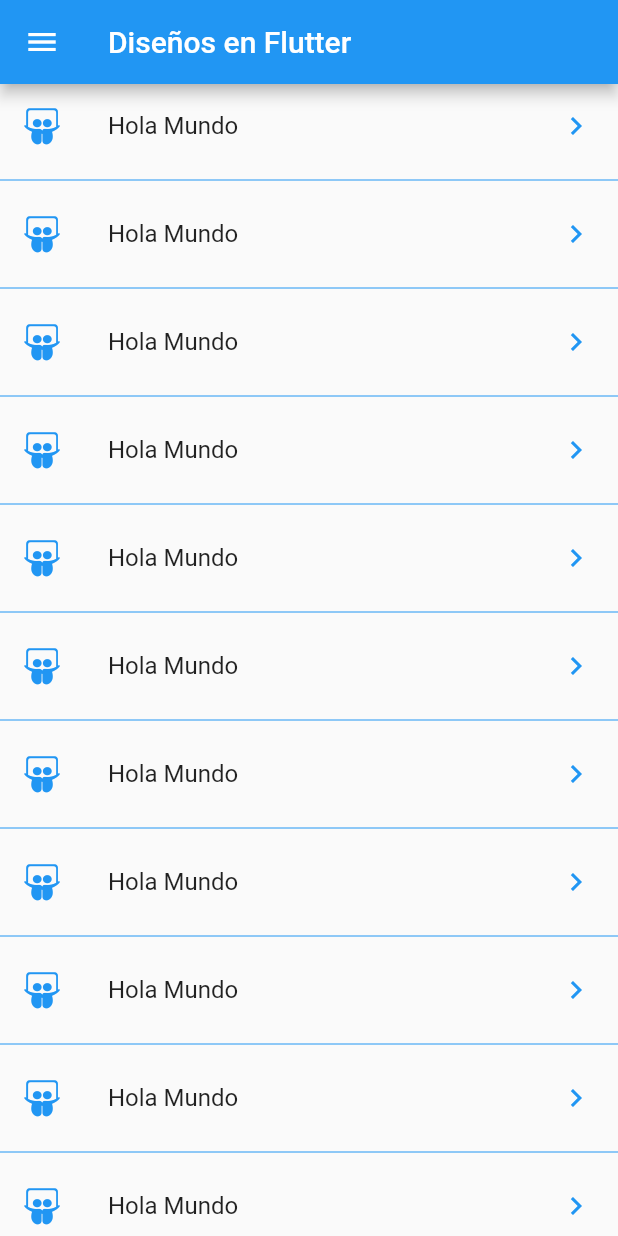
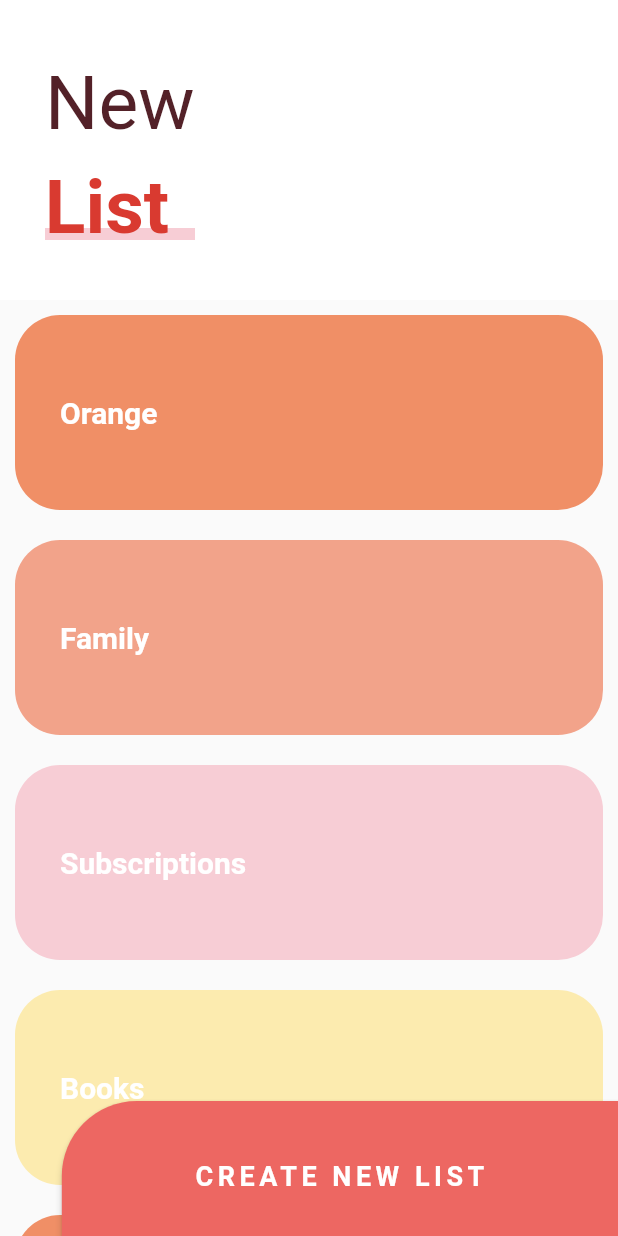
Before and after one commit to MarioAGtzC/Intermediate_Flutter, a Flutter app: the screen it shows after launch, on a phone screen of 412 x 824 dp. Run offline on Flutter 3.47's test engine with Material 2 defaults, Android fonts, the phone set to English and light mode, and no system bars; our stand-ins replace animate_do, font_awesome_flutter.

Commit message:
End of section 8

```diff
--- a/disenos_app/lib/main.dart
+++ b/disenos_app/lib/main.dart
@@ -1,10 +1,11 @@
 import 'package:flutter/material.dart';
 
-import 'package:disenos_app/src/pages/launcher_page.dart';
 // import 'package:disenos_app/src/pages/headers_page.dart';
+// import 'package:disenos_app/src/pages/launcher_page.dart';
 // import 'package:disenos_app/src/pages/pinterest_page.dart';
-// import 'package:disenos_app/src/pages/emergency_page.xdart';
+// import 'package:disenos_app/src/pages/emergency_page.dart';
 // import 'package:disenos_app/src/pages/animaciones_page.dart';
+import 'package:disenos_app/src/pages/sliver_list_page.dart';
 // import 'package:disenos_app/src/retos/cuadrado_animado_page.dart';
 // import 'package:disenos_app/src/pages/graficas_circulares_page.dart';
 
@@ -16,7 +17,7 @@ class MyApp extends StatelessWidget {
     return MaterialApp(
       debugShowCheckedModeBanner: false,
       title: 'Diseños App',
-      home: LauncherPage()
+      home: SliverListPage()
     );
   }
 }
--- /dev/null
+++ b/disenos_app/lib/src/pages/sliver_list_page.dart
@@ -0,0 +1,211 @@
+import 'dart:io';
+
+import 'package:flutter/material.dart';
+
+class SliverListPage extends StatelessWidget {
+  @override
+  Widget build(BuildContext context) {
+    return Scaffold(
+      body: Stack(
+        children: [
+          _MainScroll(),
+          Positioned(
+            bottom: -10,
+            right: 0,
+            child: _BotonNewList()
+          )
+        ],
+      )
+    );
+  }
+}
+
+class _BotonNewList extends StatelessWidget {
+  @override
+  Widget build(BuildContext context) {
+    final size = MediaQuery.of(context).size;
+
+    return ButtonTheme(
+      minWidth: size.width * 0.9,
+      height: 100,
+      child: RaisedButton(
+        onPressed: () {},
+        color: Color(0xffed6762),
+        shape: RoundedRectangleBorder(
+          borderRadius: BorderRadius.only(topLeft: Radius.circular(50))
+        ),
+        child: Text(
+          'CREATE NEW LIST',
+          style: TextStyle(
+            color: Colors.white,
+            fontSize: 18,
+            fontWeight: FontWeight.bold,
+            letterSpacing: 3
+          ),
+        ),
+      ),
+    );
+  }
+}
+
+class _MainScroll extends StatelessWidget {
+  final items = [
+    _ListItem( 'Orange', Color(0xffF08F66) ),
+    _ListItem( 'Family', Color(0xffF2A38A) ),
+    _ListItem( 'Subscriptions', Color(0xffF7CDD5) ),
+    _ListItem( 'Books', Color(0xffFCEBAF) ),
+    _ListItem( 'Orange', Color(0xffF08F66) ),
+    _ListItem( 'Family', Color(0xffF2A38A) ),
+    _ListItem( 'Subscriptions', Color(0xffF7CDD5) ),
+    _ListItem( 'Books', Color(0xffFCEBAF) ),
+    _ListItem( 'Orange', Color(0xffF08F66) ),
+    _ListItem( 'Family', Color(0xffF2A38A) ),
+    _ListItem( 'Subscriptions', Color(0xffF7CDD5) ),
+    _ListItem( 'Books', Color(0xffFCEBAF) ),
+    _ListItem( 'Orange', Color(0xffF08F66) ),
+    _ListItem( 'Family', Color(0xffF2A38A) ),
+    _ListItem( 'Subscriptions', Color(0xffF7CDD5) ),
+    _ListItem( 'Books', Color(0xffFCEBAF) ),
+  ];
+
+  @override
+  Widget build(BuildContext context) {
+    return CustomScrollView(
+      physics: BouncingScrollPhysics(),
+      slivers: [
+        // SliverAppBar(
+        //   floating: true,
+        //   elevation: 0,
+        //   backgroundColor: Colors.red,
+        //   title: Text('Hola'),
+        // ),
+        SliverPersistentHeader(
+          floating: true,
+          delegate: _SliverCustomHeaderDelegate(
+            minHeight: 170,
+            maxHeight: 200,
+            child: Container(
+              alignment: Alignment.centerLeft,
+              color: Colors.white,
+              child: _Titulo()
+            )
+          )
+        ),
+        SliverList(
+          delegate: SliverChildListDelegate([
+            ...items,
+            SizedBox(height: 100,)
+          ])
+        )
+      ],
+    );
+  }
+}
+
+class _SliverCustomHeaderDelegate extends SliverPersistentHeaderDelegate{
+  final double minHeight;
+  final double maxHeight;
+  final Widget child;
+
+  _SliverCustomHeaderDelegate({
+    @required this.minHeight,
+    @required this.maxHeight,
+    @required this.child
+  });
+
+  @override
+  Widget build(BuildContext context, double shrinkOffset, bool overlapsContent) {
+    return SizedBox.expand(child: child,);
+  }
+
+  @override
+  double get maxExtent => maxHeight;
+
+  @override
+  double get minExtent => minHeight;
+
+  @override
+  bool shouldRebuild(_SliverCustomHeaderDelegate oldDelegate) {
+    return maxHeight != oldDelegate.maxHeight ||
+      minHeight != oldDelegate.minHeight ||
+      child != oldDelegate.child;
+  }
+}
+
+class _Titulo extends StatelessWidget {
+  @override
+  Widget build(BuildContext context) {
+    return Column(
+      children: [
+        SizedBox(height: 30,),
+        Container(
+          margin: EdgeInsets.symmetric(horizontal: 30, vertical: 10),
+          child: Text('New', style: TextStyle(color: Color(0xff532128), fontSize: 50),),
+        ),
+        Stack(
+          children: [
+            SizedBox(width: 100,),
+            Positioned(
+              bottom: 8,
+              child: Container(
+                width: 150,
+                height: 8,
+                color: Color(0xfff7cdd5),
+              ),
+            ),
+            Container(
+              child: Text('List', style: TextStyle(color: Color(0xffd93a30), fontSize: 50, fontWeight: FontWeight.bold),),
+            ),
+          ],
+        )
+      ],
+    );
+  }
+}
+
+class _ListaTareas extends StatelessWidget {
+  final items = [
+    _ListItem( 'Orange', Color(0xffF08F66) ),
+    _ListItem( 'Family', Color(0xffF2A38A) ),
+    _ListItem( 'Subscriptions', Color(0xffF7CDD5) ),
+    _ListItem( 'Books', Color(0xffFCEBAF) ),
+    _ListItem( 'Orange', Color(0xffF08F66) ),
+    _ListItem( 'Family', Color(0xffF2A38A) ),
+    _ListItem( 'Subscriptions', Color(0xffF7CDD5) ),
+    _ListItem( 'Books', Color(0xffFCEBAF) ),
+  ];
+
+  @override
+  Widget build(BuildContext context) {
+    return ListView.builder(
+      physics: BouncingScrollPhysics(),
+      itemCount: items.length,
+      itemBuilder: (BuildContext context, int index) => items[index],
+    );
+  }
+}
+
+class _ListItem extends StatelessWidget {
+  final String titulo;
+  final Color color;
+
+  const _ListItem(
+    this.titulo,
+    this.color
+  );
+
+  @override
+  Widget build(BuildContext context) {
+    return Container(
+      alignment: Alignment.centerLeft,
+      padding: EdgeInsets.all(30),
+      child: Text(titulo, style: TextStyle(color: Colors.white, fontWeight: FontWeight.bold, fontSize: 20),),
+      height: 130,
+      margin: EdgeInsets.all(10),
+      decoration: BoxDecoration(
+        color: color,
+        borderRadius: BorderRadius.circular(30)
+      ),
+    );
+  }
+}
```
